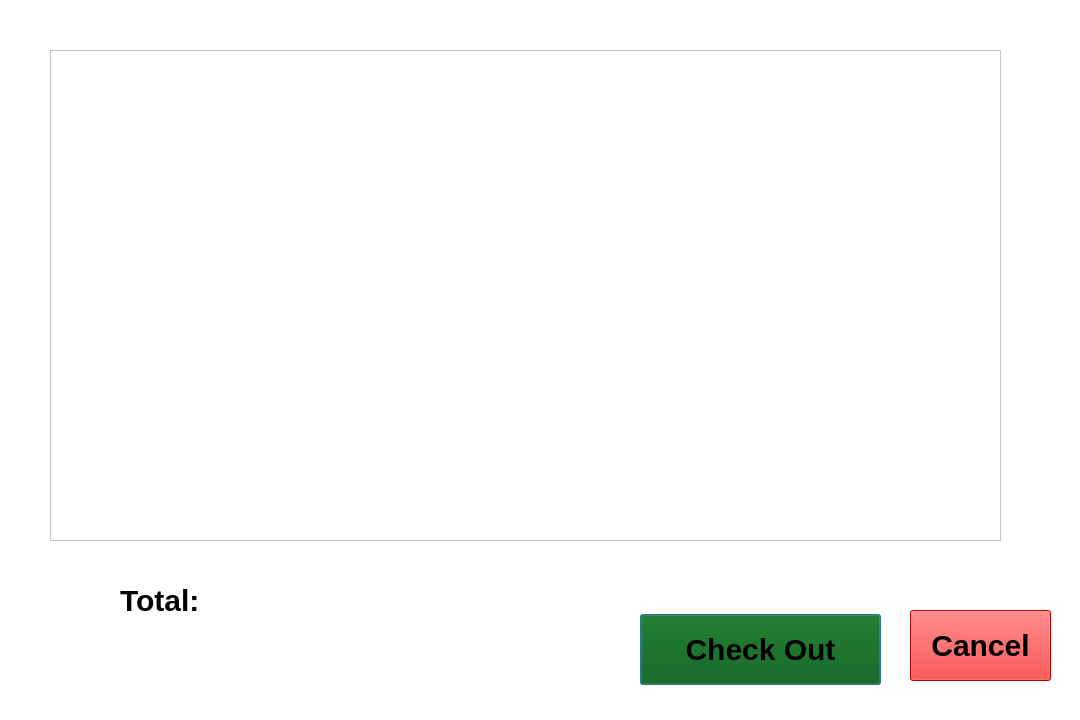
Before: the Qt Designer form checkout.ui in CallmeTeddyBear/Canteen-Management-System, drawn with Qt 5.
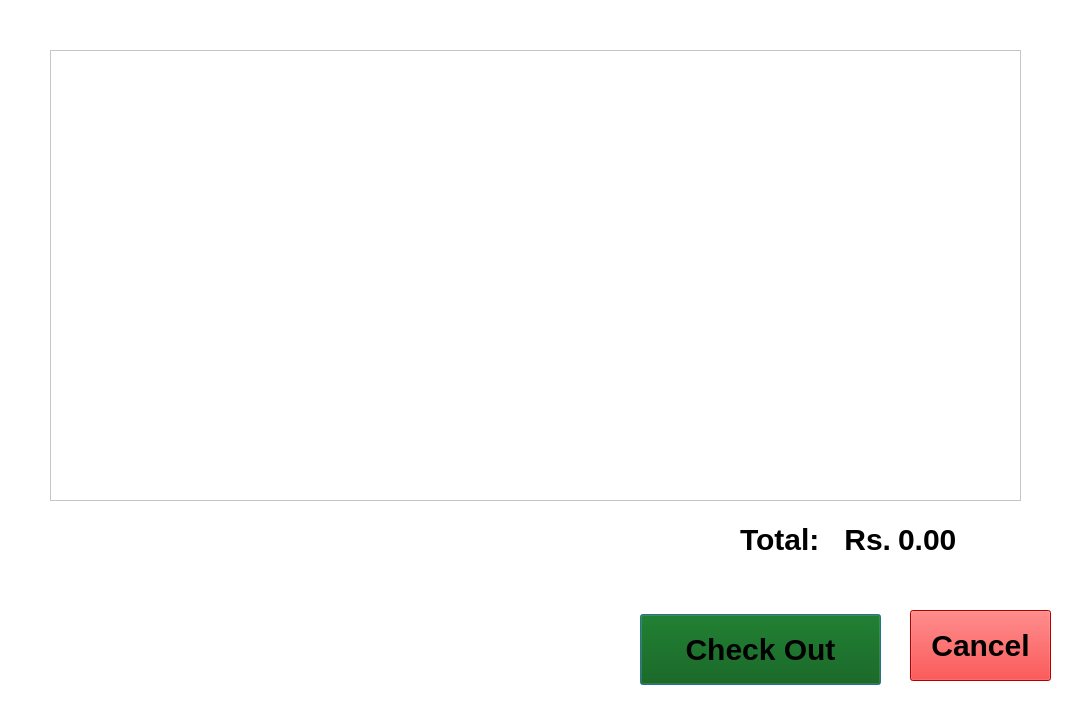
After: the same form once the commit is applied.

Commit message: Checkout Section Updated

```diff
--- a/checkout.ui
+++ b/checkout.ui
@@ -54,29 +54,6 @@
 	background-color: rgb(255, 0, 0);
 }</string>
   </property>
-  <widget class="QTableView" name="tableView">
-   <property name="geometry">
-    <rect>
-     <x>50</x>
-     <y>50</y>
-     <width>951</width>
-     <height>491</height>
-    </rect>
-   </property>
-  </widget>
-  <widget class="QLabel" name="label">
-   <property name="geometry">
-    <rect>
-     <x>120</x>
-     <y>580</y>
-     <width>241</width>
-     <height>41</height>
-    </rect>
-   </property>
-   <property name="text">
-    <string>Total:</string>
-   </property>
-  </widget>
   <widget class="QPushButton" name="pushButton_checkout">
    <property name="geometry">
     <rect>
@@ -103,6 +80,42 @@
     <string>Cancel</string>
    </property>
   </widget>
+  <widget class="QTableWidget" name="tableWidget">
+   <property name="geometry">
+    <rect>
+     <x>50</x>
+     <y>50</y>
+     <width>971</width>
+     <height>451</height>
+    </rect>
+   </property>
+  </widget>
+  <widget class="QWidget" name="">
+   <property name="geometry">
+    <rect>
+     <x>740</x>
+     <y>520</y>
+     <width>281</width>
+     <height>38</height>
+    </rect>
+   </property>
+   <layout class="QHBoxLayout" name="horizontalLayout">
+    <item>
+     <widget class="QLabel" name="label_total">
+      <property name="text">
+       <string>Total:   Rs.</string>
+      </property>
+     </widget>
+    </item>
+    <item>
+     <widget class="QLabel" name="label_showTotal">
+      <property name="text">
+       <string>0.00</string>
+      </property>
+     </widget>
+    </item>
+   </layout>
+  </widget>
  </widget>
  <resources/>
  <connections/>
```
Left out of the diff: 2 changed lines with no effect on the pictures. The commit also changes 7 other files.
